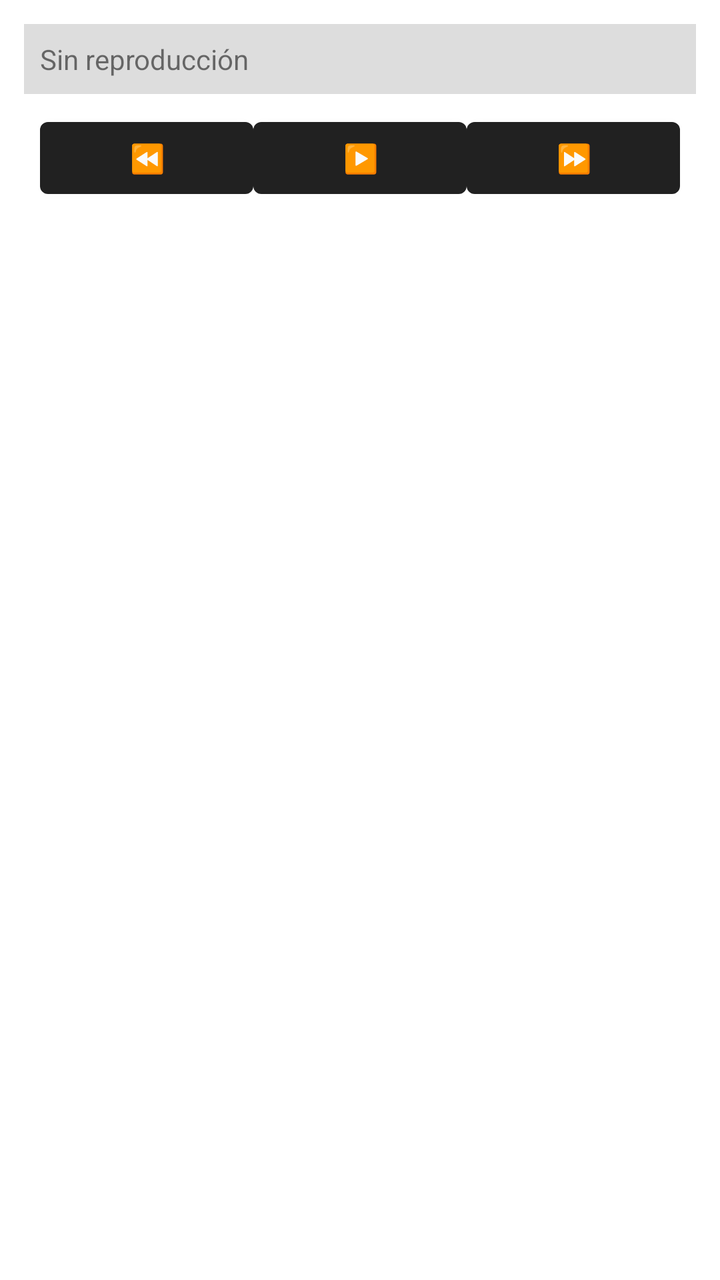
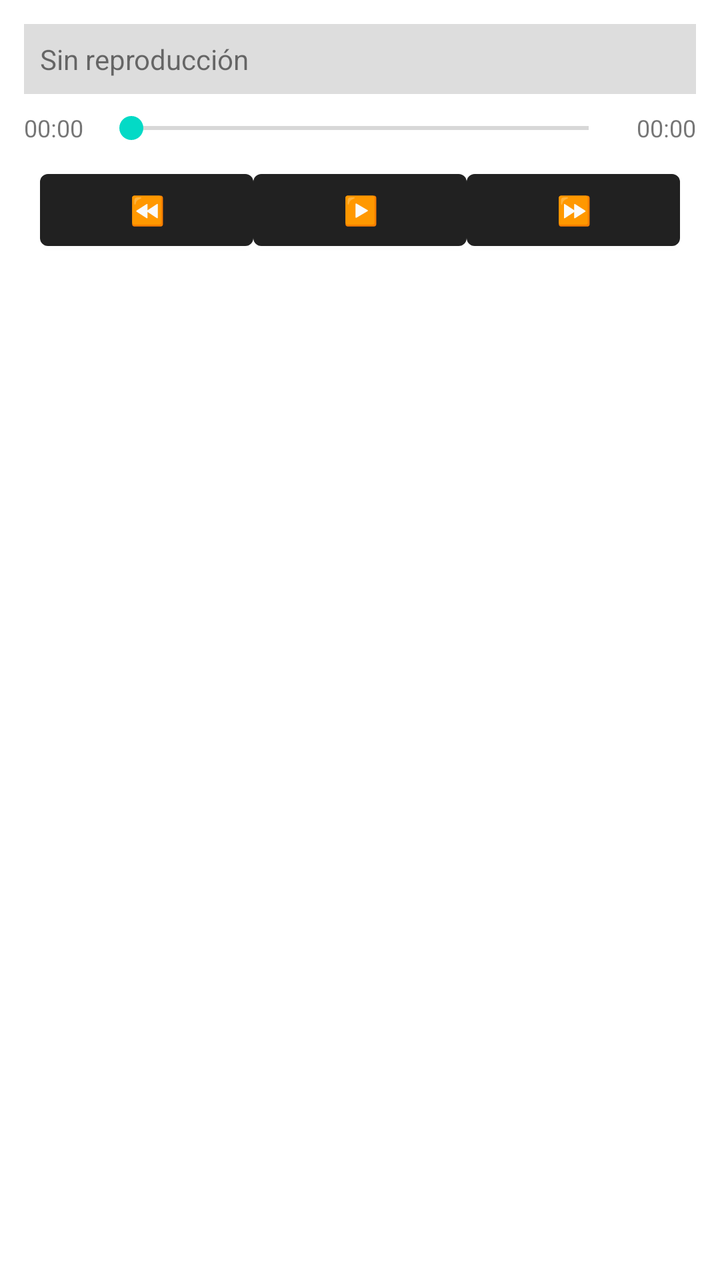

Screens rendered from an Android XML layout before and after an edit, with the pre-edit source and the edit as a unified diff.
<!-- AndroidManifest.xml: application theme Theme.MiMusica -->
<!-- res/layout/activity_main.xml -->
<?xml version="1.0" encoding="utf-8"?>
<LinearLayout xmlns:android="http://schemas.android.com/apk/res/android"
    android:layout_width="match_parent"
    android:layout_height="match_parent"
    android:orientation="vertical"
    android:padding="12dp">

    <TextView
        android:id="@+id/txtNowPlaying"
        android:layout_width="match_parent"
        android:layout_height="wrap_content"
        android:text="Sin reproducción"
        android:textSize="14sp"
        android:padding="8dp"
        android:background="#22000000"
        android:maxLines="2"
        android:ellipsize="end" />

    
    <LinearLayout
        android:layout_width="match_parent"
        android:layout_height="wrap_content"
        android:orientation="horizontal"
        android:gravity="center"
        android:padding="8dp">

        <Button
            android:id="@+id/btnPrev"
            android:layout_width="0dp"
            android:layout_weight="1"
            android:layout_height="wrap_content"
            android:text="⏪" />

        <Button
            android:id="@+id/btnPlayPause"
            android:layout_width="0dp"
            android:layout_weight="1"
            android:layout_height="wrap_content"
            android:text="▶️" />

        <Button
            android:id="@+id/btnNext"
            android:layout_width="0dp"
            android:layout_weight="1"
            android:layout_height="wrap_content"
            android:text="⏩" />
    </LinearLayout>

    <androidx.recyclerview.widget.RecyclerView
        android:id="@+id/recyclerSongs"
        android:layout_width="match_parent"
        android:layout_height="0dp"
        android:layout_weight="1"
        android:layout_marginTop="8dp" />

</LinearLayout>
<!-- resources referenced by this layout -->
<resources>
  <style name="Theme.MiMusica" parent="Theme.MaterialComponents.DayNight.DarkActionBar">
      </style>
</resources>

<!-- the commit's change to res/layout/activity_main.xml (unified diff, before → after) -->
@@ -15,6 +15,36 @@
         android:background="#22000000"
         android:maxLines="2"
         android:ellipsize="end" />
+
+    
+    <LinearLayout
+        android:layout_width="match_parent"
+        android:layout_height="wrap_content"
+        android:orientation="horizontal"
+        android:gravity="center_vertical"
+        android:layout_marginTop="8dp">
+
+        <TextView
+            android:id="@+id/txtCurrentTime"
+            android:layout_width="wrap_content"
+            android:layout_height="wrap_content"
+            android:text="00:00"
+            android:textSize="12sp" />
+
+        <SeekBar
+            android:id="@+id/seekBar"
+            android:layout_width="0dp"
+            android:layout_weight="1"
+            android:layout_height="wrap_content"
+            android:layout_marginHorizontal="8dp" />
+
+        <TextView
+            android:id="@+id/txtTotalTime"
+            android:layout_width="wrap_content"
+            android:layout_height="wrap_content"
+            android:text="00:00"
+            android:textSize="12sp" />
+    </LinearLayout>
 
     
     <LinearLayout
